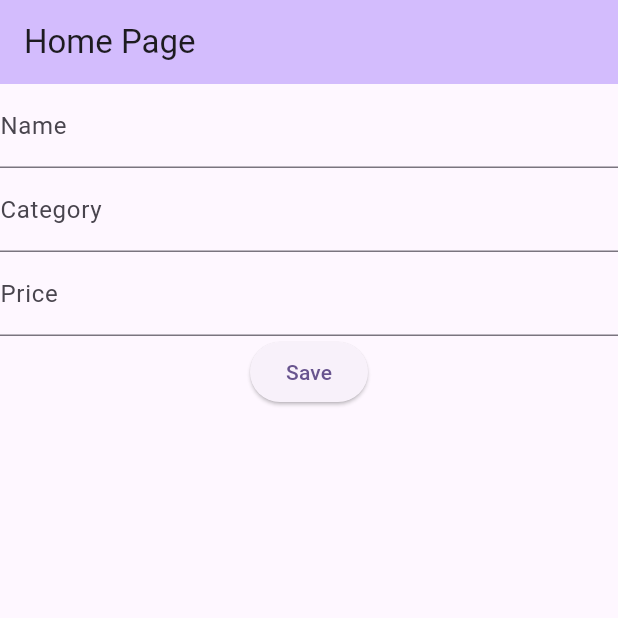
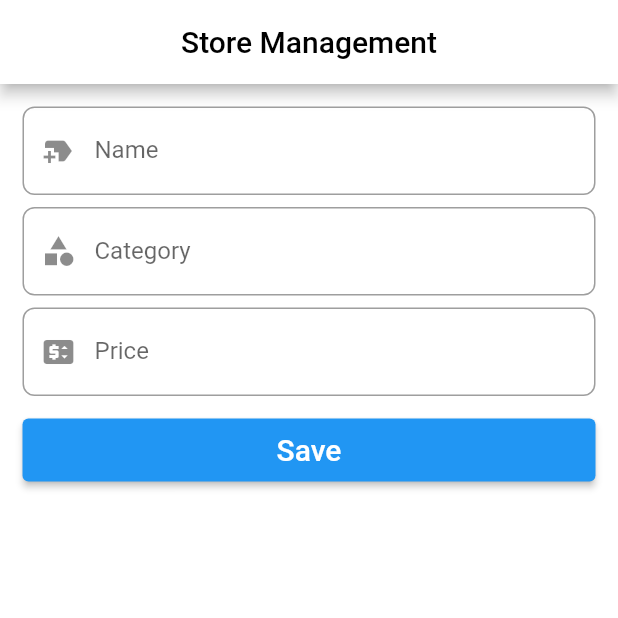
Before and after one commit to Fr05tyT4L0n/w4_30_takdanai, a Flutter app: the screen it shows after launch, on a phone screen of 412 x 824 dp, the top half of it. Run offline on Flutter 3.47's test engine with Material 3 defaults, Android fonts, the phone set to English and light mode, and no system bars; our stand-ins replace cloud_firestore, firebase_core; accounts and stored records are empty.

Commit message:
Update #2

```diff
--- a/lib/main.dart
+++ b/lib/main.dart
@@ -21,9 +21,16 @@ class MyApp extends StatelessWidget {
       title: 'Firebase',
       debugShowCheckedModeBanner: false,
       theme: ThemeData(
-        colorScheme: ColorScheme.fromSeed(seedColor: Colors.deepPurple),
+        // colorScheme: ColorScheme.fromSeed(seedColor: Colors.white54),
+        useMaterial3: false,
+        scaffoldBackgroundColor: Colors.white,
+        appBarTheme: AppBarTheme(
+          // backgroundColor: Colors.black,
+          foregroundColor: Colors.black,
+          centerTitle: true,
         ),
-      home: const MyHomePage(title: 'Home Page'),
+      ),
+      home: const MyHomePage(title: 'Store Management'),
     );
   }
 }
@@ -47,7 +54,7 @@ class _MyHomePageState extends State<MyHomePage> {
     String _category = _snackCategoryCtrl.text;
     String _price = _snackPriceCtrl.text;
 
-    // Check if data is empty
+    // เช็กข้อมูลไม่ครบถ้วน
     if (_name.isEmpty || _category.isEmpty || _price.isEmpty) {
       ScaffoldMessenger.of(context).showSnackBar(
         SnackBar(
@@ -83,22 +90,59 @@ class _MyHomePageState extends State<MyHomePage> {
         title: Text(widget.title),
       ),
       body: Center(
+        child: Container(
+          padding: EdgeInsets.all(15),
           child: Column(
             children: [
               TextField(
-              decoration: InputDecoration(labelText: "Name"),
+                decoration: InputDecoration(
+                  labelText: "Name",
+                  prefixIcon: Icon(Icons.new_label),
+                  border: OutlineInputBorder(
+                    borderRadius: BorderRadius.circular(8),
+                  ),
+                ),
                 controller: _snackNameCtrl,
               ),
+
+              SizedBox(height: 8),
+
               TextField(
-              decoration: InputDecoration(labelText: "Category"),
+                decoration: InputDecoration(
+                  labelText: "Category",
+                  prefixIcon: Icon(Icons.category),
+                  border: OutlineInputBorder(
+                    borderRadius: BorderRadius.circular(8),
+                  ),
+                ),
                 controller: _snackCategoryCtrl,
               ),
+
+              SizedBox(height: 8),
+
               TextField(
-              decoration: InputDecoration(labelText: "Price"),
+                decoration: InputDecoration(
+                  labelText: "Price",
+                  prefixIcon: Icon(Icons.price_change),
+                  border: OutlineInputBorder(
+                    borderRadius: BorderRadius.circular(8),
+                  ),
+                ),
                 controller: _snackPriceCtrl,
               ),
 
-            ElevatedButton(onPressed: () => addSnack(), child: Text("Save")),
+              SizedBox(height: 15),
+
+              SizedBox(
+                width: double.infinity,
+                height: 42,
+                child: ElevatedButton(
+                  onPressed: () => addSnack(),
+                  child: Text("Save", style: TextStyle(fontSize: 20)),
+                ),
+              ),
+
+              SizedBox(height: 15),
 
               // ขยายให้เต็มหน้าจอ
               Expanded(
@@ -107,11 +151,11 @@ class _MyHomePageState extends State<MyHomePage> {
                       .collection("snacks")
                       .snapshots(),
                   builder: (context, snapshot) {
-                  // สถานะรอข้อมูลเป็นยังไง
+                    // สถานะรอข้อมูล
                     if (snapshot.connectionState == ConnectionState.waiting) {
                       return Center(child: CircularProgressIndicator());
                     }
-
+                    // เช็ค error
                     if (snapshot.hasError) {
                       return Center(child: Text(snapshot.error.toString()));
                     }
@@ -120,17 +164,17 @@ class _MyHomePageState extends State<MyHomePage> {
 
                     return GridView.builder(
                       gridDelegate: SliverGridDelegateWithFixedCrossAxisCount(
-                      crossAxisCount: 2,
+                        crossAxisCount: 5,
                         crossAxisSpacing: 8,
                         mainAxisSpacing: 8,
                       ),
+
                       itemCount: docs.length,
                       itemBuilder: (context, index) {
                         final snacks = docs[index];
                         final s = snacks.data();
 
-                      // TEST
-                      InkWell(
+                        return InkWell(
                           onTap: () {
                             Navigator.push(
                               context,
@@ -139,7 +183,45 @@ class _MyHomePageState extends State<MyHomePage> {
                               ),
                             );
                           },
-                        child: Card(child: Text(s["name"])),
+                          child: Card(
+                            elevation: 5,
+                            shadowColor: Colors.black,
+                            shape: RoundedRectangleBorder(
+                              borderRadius: BorderRadius.circular(8),
+                            ),
+                            child: Column(
+                              mainAxisAlignment: MainAxisAlignment.center,
+                              children: [
+                                Text(
+                                  s["name"],
+                                  style: TextStyle(
+                                    fontSize: 20,
+                                    fontWeight: FontWeight.bold,
+                                  ),
+                                ),
+
+                                SizedBox(height: 6),
+
+                                Text(
+                                  "Category : ${s["category"]}",
+                                  style: TextStyle(
+                                    fontSize: 16,
+                                    fontWeight: FontWeight.w500,
+                                  ),
+                                ),
+
+                                SizedBox(height: 6),
+
+                                Text(
+                                  "Price : ${s["price"]} ฿",
+                                  style: TextStyle(
+                                    fontSize: 18,
+                                    fontWeight: FontWeight.w300,
+                                  ),
+                                ),
+                              ],
+                            ),
+                          ),
                         );
                       },
                     );
@@ -147,6 +229,7 @@ class _MyHomePageState extends State<MyHomePage> {
                 ),
               ),
             ],
+          ),
         ),
       ),
     );
@@ -160,13 +243,46 @@ class SnackDetailPage extends StatelessWidget {
   @override
   Widget build(BuildContext context) {
     return Scaffold(
-        body: Column(
+      appBar: AppBar(title: Text(snack["name"]), centerTitle: true),
+      body: Padding(
+        padding: const EdgeInsets.all(15), // เว้นขอบจอนิดเดียว
+        child: Card(
+          elevation: 6,
+          shape: RoundedRectangleBorder(
+            borderRadius: BorderRadius.circular(20),
+          ),
+          child: SizedBox.expand(
+            // 👈 ทำให้ Card เต็มพื้นที่
+            child: Padding(
+              padding: const EdgeInsets.all(24),
+              child: Column(
+                crossAxisAlignment: CrossAxisAlignment.center,
                 children: [
-              Text(snack["name"]),
-              Text(snack["category"]),
-              Text(snack["price"]),
-            ]
-        )
+                  Text(
+                    snack["name"],
+                    style: Theme.of(context).textTheme.headlineMedium?.copyWith(
+                      fontWeight: FontWeight.bold,
+                    ),
+                  ),
+                  const SizedBox(height: 12),
+
+                  Text("Category", style: TextStyle(color: Colors.grey)),
+                  Text(snack["category"], style: TextStyle(fontSize: 16)),
+
+                  const SizedBox(height: 20),
+
+                  Text("Price", style: TextStyle(color: Colors.grey)),
+
+                  Text(
+                    "฿${snack["price"]}",
+                    style: TextStyle(fontSize: 22, fontWeight: FontWeight.bold),
+                  ),
+                ],
+              ),
+            ),
+          ),
+        ),
+      ),
     );
   }
 }
```
Lines whose indentation alone changed are shown as unchanged.
